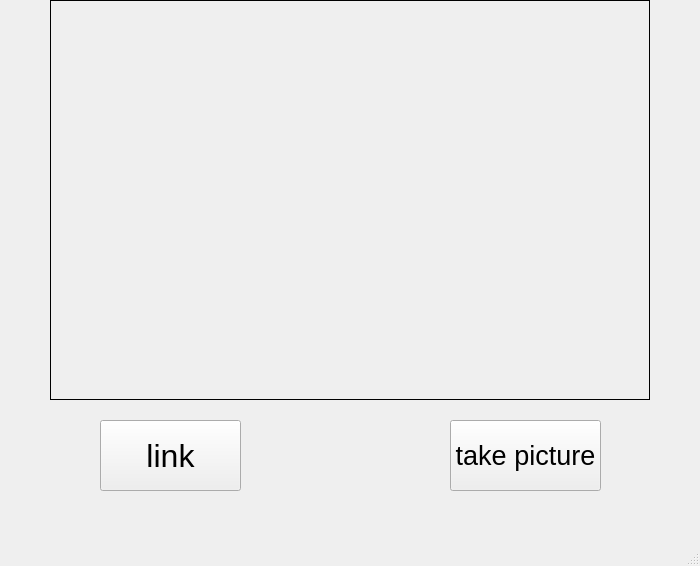
Old version of the form gui.ui in the repository kyoko9000/43.-sreenshot.
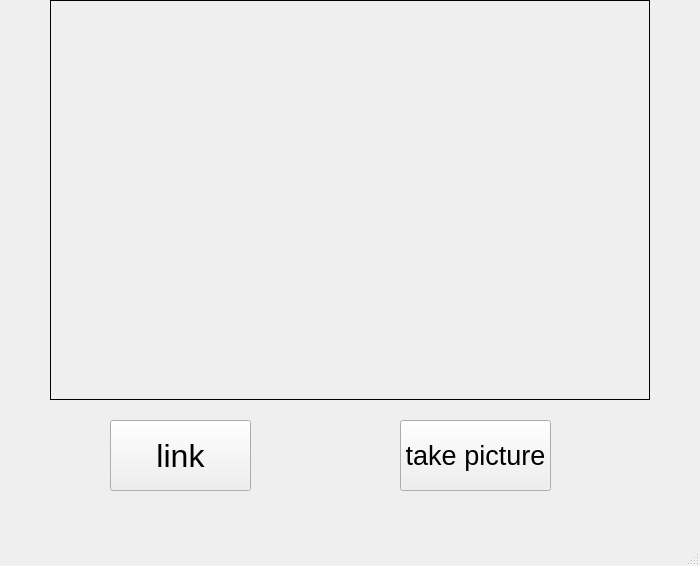
New version of the form.

The edit to the form file:
```diff
--- a/gui.ui
+++ b/gui.ui
@@ -17,7 +17,7 @@
    <widget class="QPushButton" name="Button_start">
     <property name="geometry">
      <rect>
-      <x>450</x>
+      <x>400</x>
       <y>420</y>
       <width>151</width>
       <height>71</height>
@@ -35,7 +35,7 @@
    <widget class="QPushButton" name="Button_load">
     <property name="geometry">
      <rect>
-      <x>100</x>
+      <x>110</x>
       <y>420</y>
       <width>141</width>
       <height>71</height>
```
